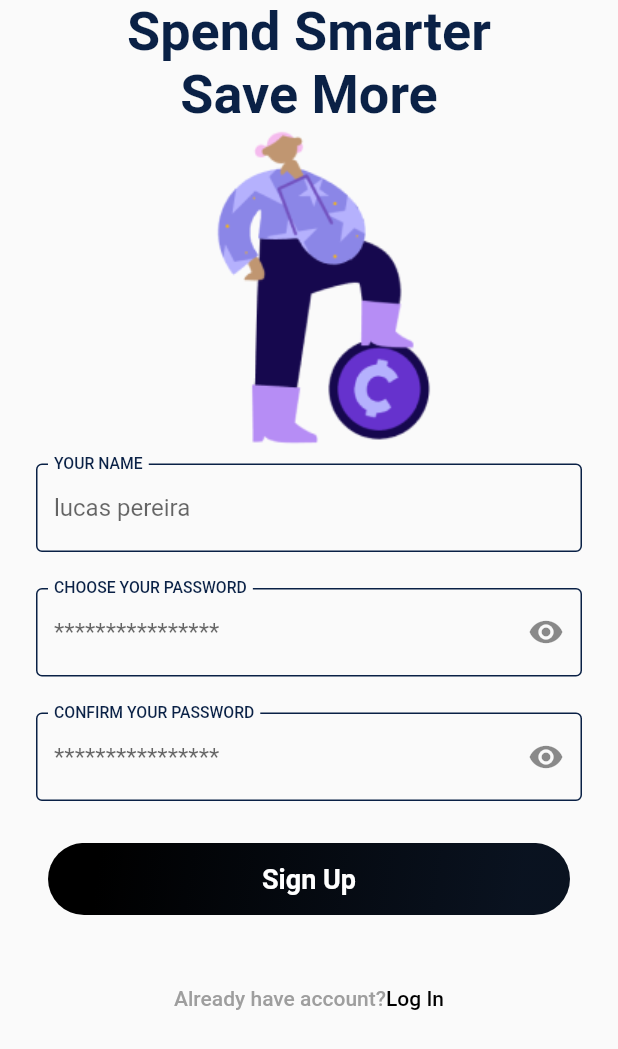
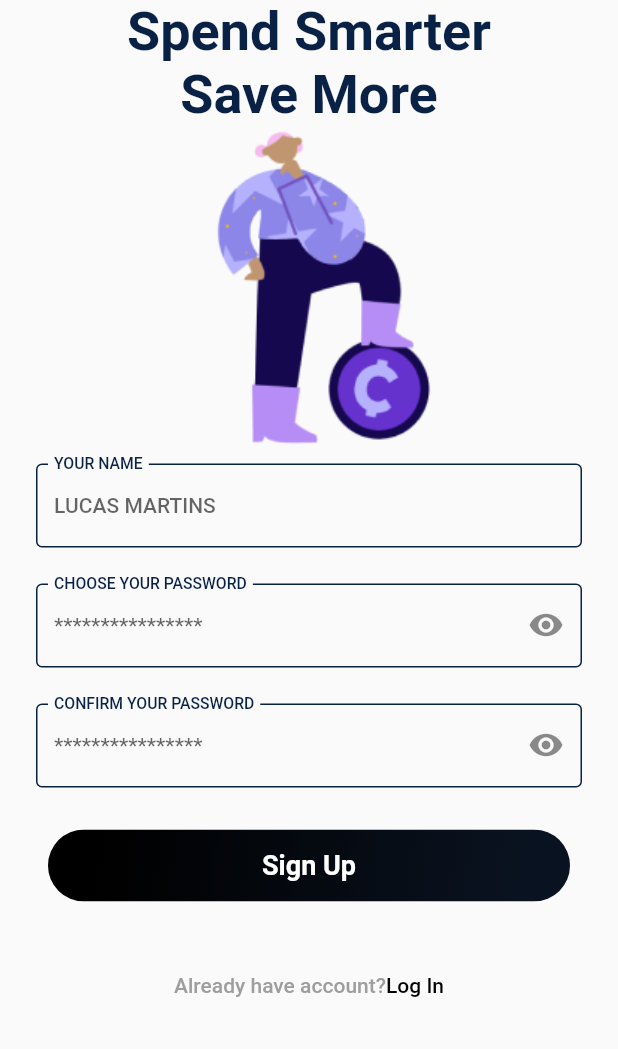
Before and after one commit to lucasmargui/flutter-project-mystocks, a Flutter app: the screen it shows after launch, on a phone screen of 412 x 824 dp. Shown: the top 1049 px of the screen. Run offline on Flutter 3.47's test engine with Material 2 defaults, Android fonts, the phone set to English and light mode, and no system bars.

Commit message:
Criação de uppercase_text_formatter em utils

```diff
--- a/lib/common/constants/app_text_style.dart
+++ b/lib/common/constants/app_text_style.dart
@@ -19,4 +19,12 @@ class AppTextStyles {
 
   static const TextStyle inputLabelText =
       TextStyle(fontSize: 14.0, fontWeight: FontWeight.w500);
+
+
+static const TextStyle inputText =
+      TextStyle(fontSize: 14.0, fontWeight: FontWeight.w500);
+
+static const TextStyle inputHintText =
+      TextStyle(fontSize: 12.0, fontWeight: FontWeight.w400);
+
 }
--- /dev/null
+++ b/lib/common/utils/uppercase_text_formatter.dart
@@ -0,0 +1,14 @@
+import 'package:flutter/services.dart';
+
+class UpperCaseTextInputFormatter extends TextInputFormatter {
+  @override //Sobrecarregando o método formatEditUpdate
+  TextEditingValue formatEditUpdate(
+    TextEditingValue oldValue,
+    TextEditingValue newValue,
+  ) {
+    return TextEditingValue(
+      text: newValue.text.toUpperCase(),
+      selection: newValue.selection,
+    );
+  }
+}
--- a/lib/common/widgets/custom_text_form_field.dart
+++ b/lib/common/widgets/custom_text_form_field.dart
@@ -1,6 +1,7 @@
 // ignore_for_file: unnecessary_null_comparison, prefer_const_constructors, prefer_const_literals_to_create_immutables
 
 import 'package:flutter/material.dart';
+import 'package:flutter/services.dart';
 
 import '../constants/app_colors.dart';
 import '../constants/app_text_style.dart';
@@ -17,6 +18,7 @@ class CustomTextFormField extends StatefulWidget {
   final TextInputAction? textInputAction;
   final Widget? suffixIcon;
   final bool? obscureText;
+  final List<TextInputFormatter>? inputFormatters;
 
   const CustomTextFormField({
     Key? key,
@@ -30,6 +32,7 @@ class CustomTextFormField extends StatefulWidget {
     this.textInputAction,
     this.suffixIcon,
     this.obscureText,
+    this.inputFormatters,
   }) : super(key: key);
 
   @override
@@ -50,6 +53,8 @@ class _CustomTextFormFieldState extends State<CustomTextFormField> {
       padding:
           widget.padding ?? EdgeInsets.symmetric(horizontal: 24, vertical: 12),
       child: TextFormField(
+        style: AppTextStyles.inputText.copyWith(color: AppColors.grey),
+        inputFormatters: widget.inputFormatters,
         obscureText: widget.obscureText ?? false,
         textInputAction: widget.textInputAction,
         maxLength: widget.maxLength,
--- a/lib/features/sign_up/sign_up_page.dart
+++ b/lib/features/sign_up/sign_up_page.dart
@@ -3,6 +3,7 @@
 import 'dart:developer';
 
 import 'package:flutter/material.dart';
+import 'package:mystock_app/common/utils/uppercase_text_formatter.dart';
 import 'package:mystock_app/common/widgets/password_form_field.dart';
 
 import '../../common/constants/app_colors.dart';
@@ -32,7 +33,8 @@ class SignUpPage extends StatelessWidget {
           children: [
             CustomTextFormField(
               labelText: 'your name',
-              hintText: "lucas pereira",
+              hintText: "LUCAS MARTINS",
+              inputFormatters: [UpperCaseTextInputFormatter()],
             ),
             PasswordFormField(
               labelText: 'choose your password',
```
